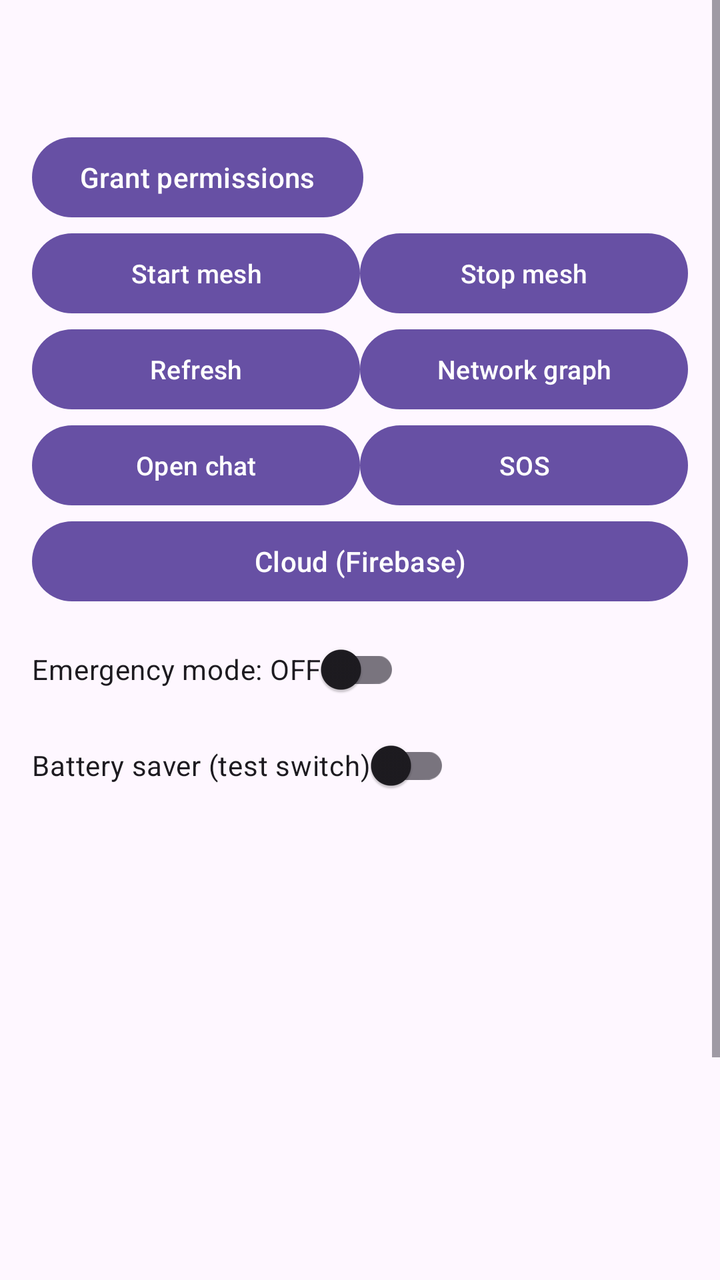
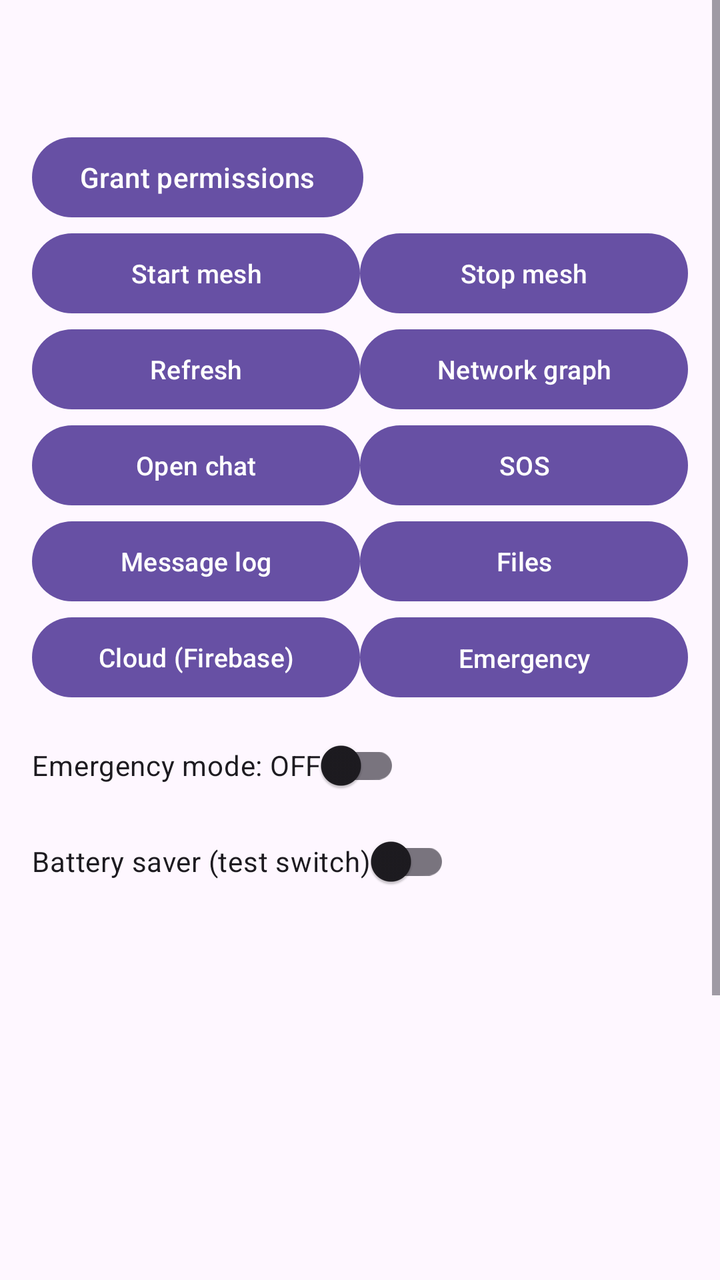

Two renders of the same Android screen: before a commit and after it. Below are the layout's source before the change and the commit's diff.
<!-- AndroidManifest.xml: application theme Theme.LifeLinkMesh -->
<!-- res/layout/activity_main.xml -->
<?xml version="1.0" encoding="utf-8"?>
<ScrollView xmlns:android="http://schemas.android.com/apk/res/android"
    android:layout_width="match_parent"
    android:layout_height="match_parent"
    android:fillViewport="true"
    android:fitsSystemWindows="true">

    <LinearLayout
        android:layout_width="match_parent"
        android:layout_height="wrap_content"
        android:orientation="vertical"
        android:padding="16dp">

        <TextView
            android:id="@+id/txtDevice"
            android:layout_width="wrap_content"
            android:layout_height="wrap_content"
            android:textSize="18sp" />

        <TextView
            android:id="@+id/txtStatus"
            android:layout_width="wrap_content"
            android:layout_height="wrap_content"
            android:layout_marginTop="8dp"
            android:textSize="12sp" />

        <Button
            android:id="@+id/btnGrant"
            android:layout_width="wrap_content"
            android:layout_height="wrap_content"
            android:text="Grant permissions" />

        
        <LinearLayout
            android:layout_width="match_parent"
            android:layout_height="wrap_content"
            android:baselineAligned="false"
            android:orientation="horizontal">

            <Button
                android:id="@+id/btnStart"
                android:layout_width="0dp"
                android:layout_height="wrap_content"
                android:layout_weight="1"
                android:maxLines="1"
                android:text="Start mesh"
                android:textAllCaps="false"
                android:textSize="13sp" />

            <Button
                android:id="@+id/btnStop"
                android:layout_width="0dp"
                android:layout_height="wrap_content"
                android:layout_weight="1"
                android:maxLines="1"
                android:text="Stop mesh"
                android:textAllCaps="false"
                android:textSize="13sp" />
        </LinearLayout>

        
        <LinearLayout
            android:layout_width="match_parent"
            android:layout_height="wrap_content"
            android:baselineAligned="false"
            android:orientation="horizontal">

            <Button
                android:id="@+id/btnRefresh"
                android:layout_width="0dp"
                android:layout_height="wrap_content"
                android:layout_weight="1"
                android:maxLines="1"
                android:text="Refresh"
                android:textAllCaps="false"
                android:textSize="13sp" />

            <Button
                android:id="@+id/btnGraph"
                android:layout_width="0dp"
                android:layout_height="wrap_content"
                android:layout_weight="1"
                android:maxLines="1"
                android:text="Network graph"
                android:textAllCaps="false"
                android:textSize="13sp" />
        </LinearLayout>

        
        <LinearLayout
            android:layout_width="match_parent"
            android:layout_height="wrap_content"
            android:baselineAligned="false"
            android:orientation="horizontal">

            <Button
                android:id="@+id/btnOpenChat"
                android:layout_width="0dp"
                android:layout_height="wrap_content"
                android:layout_weight="1"
                android:maxLines="1"
                android:text="Open chat"
                android:textAllCaps="false"
                android:textSize="13sp" />

            <Button
                android:id="@+id/btnSos"
                android:layout_width="0dp"
                android:layout_height="wrap_content"
                android:layout_weight="1"
                android:maxLines="1"
                android:text="SOS"
                android:textAllCaps="false"
                android:textSize="13sp" />
        </LinearLayout>

        
        <LinearLayout
            android:layout_width="match_parent"
            android:layout_height="wrap_content"
            android:baselineAligned="false"
            android:orientation="horizontal">

            <Button
                android:id="@+id/btnLog"
                android:layout_width="0dp"
                android:layout_height="wrap_content"
                android:layout_weight="1"
                android:maxLines="1"
                android:text="Message log"
                android:textAllCaps="false"
                android:textSize="13sp" />

            <Button
                android:id="@+id/btnFiles"
                android:layout_width="0dp"
                android:layout_height="wrap_content"
                android:layout_weight="1"
                android:maxLines="1"
                android:text="Files"
                android:textAllCaps="false"
                android:textSize="13sp" />

            <Button
                android:id="@+id/btnCloud"
                android:layout_width="match_parent"
                android:layout_height="wrap_content"
                android:text="Cloud (Firebase)" />
        </LinearLayout>

        <androidx.appcompat.widget.SwitchCompat
            android:id="@+id/switchEmergency"
            android:layout_width="wrap_content"
            android:layout_height="wrap_content"
            android:layout_marginTop="6dp"
            android:text="Emergency mode: OFF" />

        <androidx.appcompat.widget.SwitchCompat
            android:id="@+id/switchSaver"
            android:layout_width="wrap_content"
            android:layout_height="wrap_content"
            android:text="Battery saver (test switch)" />

        <TextView
            android:id="@+id/txtLog"
            android:layout_width="match_parent"
            android:layout_height="wrap_content"
            android:layout_marginTop="8dp"
            android:textSize="12sp" />

        <androidx.recyclerview.widget.RecyclerView
            android:id="@+id/recyclerPeers"
            android:layout_width="match_parent"
            android:layout_height="320dp"
            android:layout_marginTop="8dp" />
    </LinearLayout>
</ScrollView>
<!-- resources referenced by this layout -->
<resources>
  <style name="Theme.LifeLinkMesh" parent="Base.Theme.LifeLinkMesh" />
  <style name="Base.Theme.LifeLinkMesh" parent="Theme.Material3.DayNight.NoActionBar">
          
          
      </style>
</resources>

<!-- the commit's change to res/layout/activity_main.xml (unified diff, before → after) -->
@@ -140,12 +140,34 @@
                 android:text="Files"
                 android:textAllCaps="false"
                 android:textSize="13sp" />
+        </LinearLayout>
+
+        
+        <LinearLayout
+            android:layout_width="match_parent"
+            android:layout_height="wrap_content"
+            android:baselineAligned="false"
+            android:orientation="horizontal">
 
             <Button
                 android:id="@+id/btnCloud"
-                android:layout_width="match_parent"
+                android:layout_width="0dp"
                 android:layout_height="wrap_content"
-                android:text="Cloud (Firebase)" />
+                android:layout_weight="1"
+                android:maxLines="1"
+                android:text="Cloud (Firebase)"
+                android:textAllCaps="false"
+                android:textSize="13sp" />
+
+            <Button
+                android:id="@+id/btnContacts"
+                android:layout_width="0dp"
+                android:layout_height="wrap_content"
+                android:layout_weight="1"
+                android:maxLines="1"
+                android:text="Emergency contacts"
+                android:textAllCaps="false"
+                android:textSize="13sp" />
         </LinearLayout>
 
         <androidx.appcompat.widget.SwitchCompat
